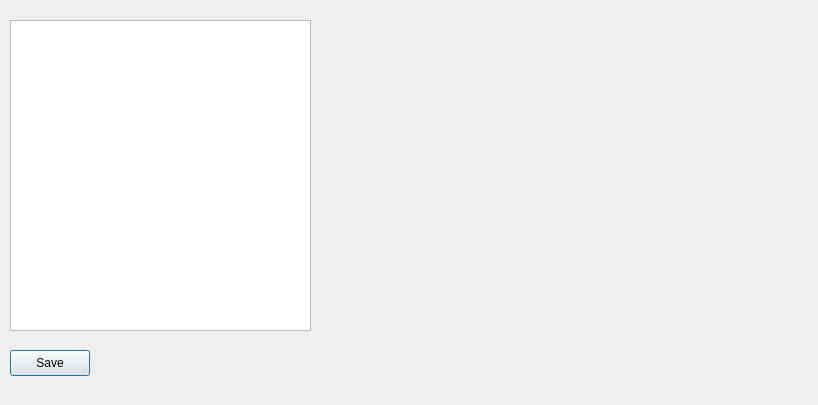
Before: the Qt Designer form filebrowse.ui in g4ixt/QtTinySA, drawn with Qt 5.
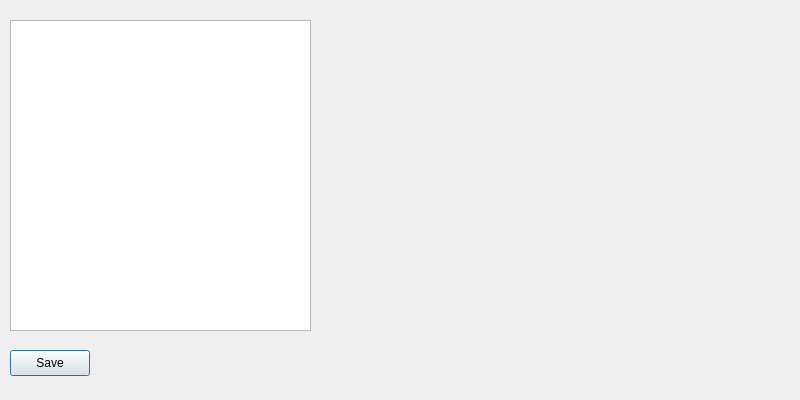
After: the same form once the commit is applied.

Diff of the .ui file:
```diff
--- a/filebrowse.ui
+++ b/filebrowse.ui
@@ -6,8 +6,8 @@
    <rect>
     <x>0</x>
     <y>0</y>
-    <width>818</width>
-    <height>405</height>
+    <width>800</width>
+    <height>400</height>
    </rect>
   </property>
   <property name="windowTitle">
@@ -41,7 +41,7 @@
     <rect>
      <x>320</x>
      <y>20</y>
-     <width>481</width>
+     <width>471</width>
      <height>321</height>
     </rect>
    </property>
```
